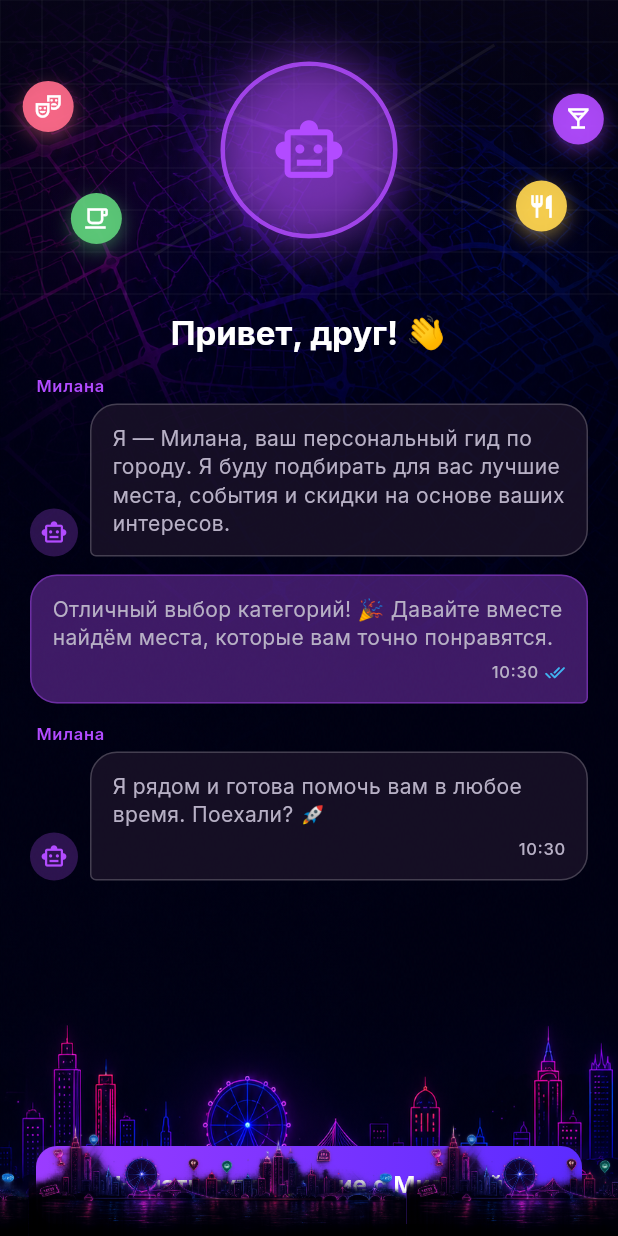
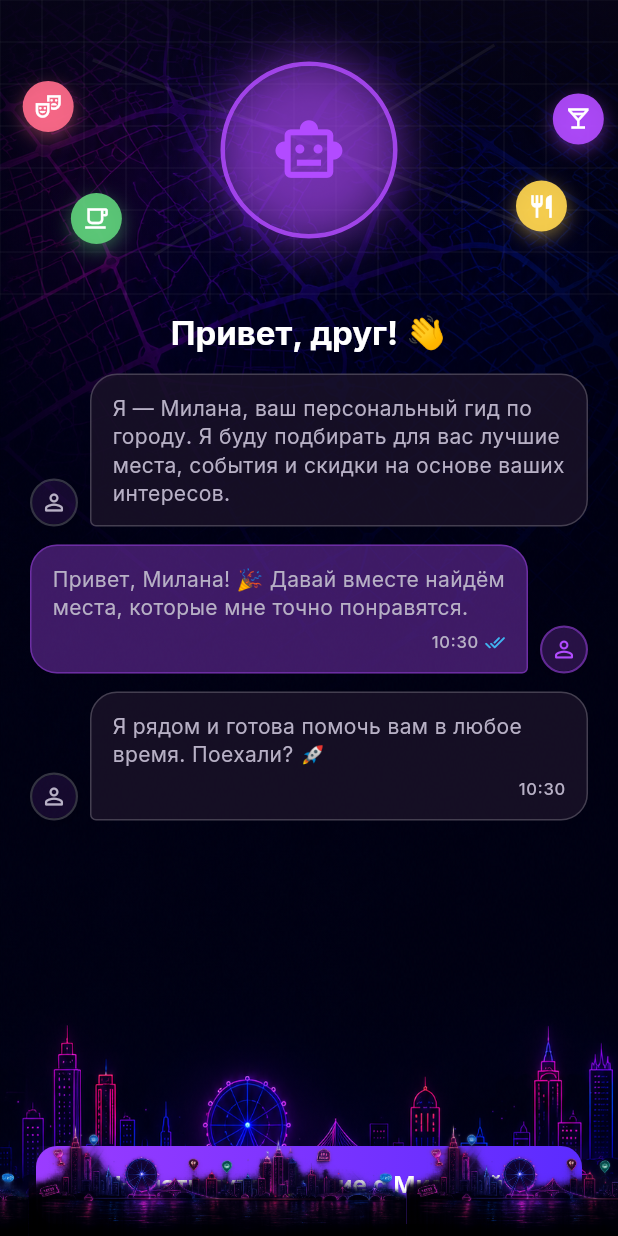
Before and after one commit to itskovichanton/city-vibe, a Flutter app: the MilanaGreetingScreen screen opened by its route, on a phone screen of 412 x 824 dp. Run offline on Flutter 3.47's test engine with Material 3 defaults, Android fonts, the phone set to English and light mode, and no system bars; our stand-ins replace cached_network_image, dio, flutter_riverpod, flutter_secure_storage, freezed_annotation, geolocator and 7 more; missing offline and left inert: talker_dio_logger; accounts and stored records are empty; network calls fail.

Commit message:
чат сделан (альфа)

```diff
--- /dev/null
+++ b/dart/flutter/lib/features/chat/domain/chat_models.dart
@@ -0,0 +1,75 @@
+import 'package:city_vibe/core/api/models/user_models.dart';
+import 'package:city_vibe/core/milana/milana_account.dart';
+
+/// Автор сообщения в чате (сокращённый профиль).
+class ChatMessageAuthor {
+  const ChatMessageAuthor({
+    required this.id,
+    required this.name,
+    this.username,
+    this.avatarUrl,
+    this.avatarLocalPath,
+  });
+
+  final int id;
+  final String name;
+  final String? username;
+  final String? avatarUrl;
+  final String? avatarLocalPath;
+
+  factory ChatMessageAuthor.fromUserProfile(
+    UserProfile profile, {
+    String? avatarLocalPath,
+  }) {
+    return ChatMessageAuthor(
+      id: profile.id,
+      name: profile.name,
+      avatarUrl: profile.avatarUrl,
+      avatarLocalPath: avatarLocalPath,
+    );
+  }
+
+  factory ChatMessageAuthor.fromMilanaAccount(MilanaAccount account) {
+    return ChatMessageAuthor(
+      id: account.profile.id,
+      name: account.name,
+      avatarUrl: account.avatarStorageKey,
+      avatarLocalPath: account.avatarLocalPath,
+    );
+  }
+}
+
+/// Сообщение в групповом чате.
+class ChatMessage {
+  const ChatMessage({
+    required this.author,
+    required this.text,
+    this.time,
+    this.showReadReceipt = false,
+  });
+
+  final ChatMessageAuthor author;
+  final String text;
+  final String? time;
+  final bool showReadReceipt;
+
+  bool isOutgoingFor(int currentUserId) => author.id == currentUserId;
+}
+
+/// Настройки отображения чата на конкретном экране.
+class ChatDisplaySettings {
+  const ChatDisplaySettings({
+    required this.showAvatars,
+    required this.showAuthorNames,
+    required this.showCurrentUserAvatar,
+  });
+
+  /// Показывать аватарки других участников (слева у входящих).
+  final bool showAvatars;
+
+  /// Подписывать имена авторов над пузырями.
+  final bool showAuthorNames;
+
+  /// Показывать аватар текущего пользователя (справа у исходящих).
+  final bool showCurrentUserAvatar;
+}
--- a/dart/flutter/lib/features/chat/presentation/widgets/chat_bubble.dart
+++ b/dart/flutter/lib/features/chat/presentation/widgets/chat_bubble.dart
@@ -2,91 +2,53 @@ import 'dart:io';
 
 import 'package:cached_network_image/cached_network_image.dart';
 import 'package:city_vibe/core/network/media_url_resolver.dart';
+import 'package:city_vibe/features/chat/domain/chat_models.dart';
 import 'package:city_vibe/theme/app_colors.dart';
 import 'package:flutter/material.dart';
 
-/// Пузырь сообщения в чате (Милана / пользователь).
+/// Пузырь сообщения в чате с автором и настройками отображения.
 class ChatBubble extends StatelessWidget {
   const ChatBubble({
     super.key,
-    required this.text,
-    this.isOutgoing = false,
-    this.senderName,
-    this.avatarUrl,
-    this.avatarLocalPath,
-    this.time,
-    this.showReadReceipt = false,
+    required this.message,
+    required this.currentUserId,
+    required this.settings,
   });
 
-  final String text;
-  final bool isOutgoing;
-  final String? senderName;
-  final String? avatarUrl;
-  final String? avatarLocalPath;
-  final String? time;
-  final bool showReadReceipt;
+  final ChatMessage message;
+  final int currentUserId;
+  final ChatDisplaySettings settings;
+
+  bool get _isOutgoing => message.isOutgoingFor(currentUserId);
 
   @override
   Widget build(BuildContext context) {
     final textTheme = Theme.of(context).textTheme;
-    final imageUrl = MediaUrlResolver.resolve(avatarUrl);
-    final localAvatar = avatarLocalPath;
-    final bubbleColor = isOutgoing
+    final author = message.author;
+    final bubbleColor = _isOutgoing
         ? AppColors.accent.withValues(alpha: 0.35)
         : AppColors.card;
-    final align = isOutgoing ? CrossAxisAlignment.end : CrossAxisAlignment.start;
+    final align =
+        _isOutgoing ? CrossAxisAlignment.end : CrossAxisAlignment.start;
     final radius = BorderRadius.only(
       topLeft: const Radius.circular(18),
       topRight: const Radius.circular(18),
-      bottomLeft: Radius.circular(isOutgoing ? 18 : 4),
-      bottomRight: Radius.circular(isOutgoing ? 4 : 18),
+      bottomLeft: Radius.circular(_isOutgoing ? 18 : 4),
+      bottomRight: Radius.circular(_isOutgoing ? 4 : 18),
     );
+    final showIncomingAvatar = settings.showAvatars && !_isOutgoing;
+    final showOutgoingAvatar =
+        settings.showCurrentUserAvatar && _isOutgoing;
+    final showName = settings.showAuthorNames;
 
-    return Padding(
-      padding: const EdgeInsets.only(bottom: 12),
-      child: Column(
-        crossAxisAlignment: align,
-        children: [
-          if (senderName != null && !isOutgoing)
-            Padding(
-              padding: const EdgeInsets.only(left: 4, bottom: 4),
-              child: Text(
-                senderName!,
-                style: textTheme.labelSmall?.copyWith(
-                  color: AppColors.accent,
-                  fontWeight: FontWeight.w600,
-                ),
-              ),
-            ),
-          Row(
-            mainAxisAlignment:
-                isOutgoing ? MainAxisAlignment.end : MainAxisAlignment.start,
-            crossAxisAlignment: CrossAxisAlignment.end,
-            children: [
-              if (!isOutgoing) ...[
-                CircleAvatar(
-                  radius: 16,
-                  backgroundColor: AppColors.accent.withValues(alpha: 0.25),
-                  backgroundImage: _avatarImage(localAvatar, imageUrl),
-                  child: _avatarImage(localAvatar, imageUrl) == null
-                      ? Icon(
-                          Icons.smart_toy_outlined,
-                          size: 18,
-                          color: AppColors.accent,
-                        )
-                      : null,
-                ),
-                const SizedBox(width: 8),
-              ],
-              Flexible(
+    final bubble = Flexible(
       child: Container(
-                  padding:
-                      const EdgeInsets.symmetric(horizontal: 14, vertical: 12),
+        padding: const EdgeInsets.symmetric(horizontal: 14, vertical: 12),
         decoration: BoxDecoration(
           color: bubbleColor,
           borderRadius: radius,
           border: Border.all(
-                      color: isOutgoing
+            color: _isOutgoing
                 ? AppColors.accent.withValues(alpha: 0.4)
                 : AppColors.cardBorder,
           ),
@@ -94,8 +56,8 @@ class ChatBubble extends StatelessWidget {
         child: Column(
           crossAxisAlignment: CrossAxisAlignment.start,
           children: [
-                      Text(text, style: textTheme.bodyMedium),
-                      if (time != null) ...[
+            Text(message.text, style: textTheme.bodyMedium),
+            if (message.time != null) ...[
               const SizedBox(height: 6),
               Align(
                 alignment: Alignment.bottomRight,
@@ -103,20 +65,18 @@ class ChatBubble extends StatelessWidget {
                   mainAxisSize: MainAxisSize.min,
                   children: [
                     Text(
-                                time!,
+                      message.time!,
                       style: textTheme.labelSmall?.copyWith(
                         color: AppColors.textSecondary,
                         fontSize: 11,
                       ),
                     ),
-                              if (showReadReceipt) ...[
+                    if (message.showReadReceipt) ...[
                       const SizedBox(width: 4),
                       Icon(
                         Icons.done_all_rounded,
                         size: 14,
-                                  color: Colors.lightBlueAccent.withValues(
-                                    alpha: 0.9,
-                                  ),
+                        color: Colors.lightBlueAccent.withValues(alpha: 0.9),
                       ),
                     ],
                   ],
@@ -126,10 +86,114 @@ class ChatBubble extends StatelessWidget {
           ],
         ),
       ),
+    );
+
+    final avatar = _ChatMessageAvatar(
+      author: author,
+      isOutgoing: _isOutgoing,
+    );
+
+    return Padding(
+      padding: const EdgeInsets.only(bottom: 12),
+      child: Column(
+        crossAxisAlignment: align,
+        children: [
+          if (showName)
+            Padding(
+              padding: EdgeInsets.only(
+                left: _isOutgoing ? 0 : 4,
+                right: _isOutgoing ? 4 : 0,
+                bottom: 4,
+              ),
+              child: Text(
+                author.name,
+                style: textTheme.labelSmall?.copyWith(
+                  color: AppColors.accent,
+                  fontWeight: FontWeight.w600,
+                ),
+              ),
+            ),
+          Row(
+            mainAxisAlignment: _isOutgoing
+                ? MainAxisAlignment.end
+                : MainAxisAlignment.start,
+            crossAxisAlignment: CrossAxisAlignment.end,
+            children: [
+              if (showIncomingAvatar) ...[
+                avatar,
+                const SizedBox(width: 8),
+              ],
+              bubble,
+              if (showOutgoingAvatar) ...[
+                const SizedBox(width: 8),
+                avatar,
+              ],
+            ],
           ),
         ],
       ),
+    );
+  }
+}
+
+class _ChatMessageAvatar extends StatelessWidget {
+  const _ChatMessageAvatar({
+    required this.author,
+    required this.isOutgoing,
+  });
+
+  static const _radius = 16.0;
+
+  final ChatMessageAuthor author;
+  final bool isOutgoing;
+
+  @override
+  Widget build(BuildContext context) {
+    final imageUrl = MediaUrlResolver.resolve(author.avatarUrl);
+    final image = _avatarImage(author.avatarLocalPath, imageUrl);
+
+    return Container(
+      width: _radius * 2,
+      height: _radius * 2,
+      decoration: BoxDecoration(
+        shape: BoxShape.circle,
+        border: Border.all(
+          color: isOutgoing
+              ? AppColors.accent.withValues(alpha: 0.55)
+              : AppColors.cardBorder,
+          width: 1.5,
+        ),
+        boxShadow: [
+          BoxShadow(
+            color: Colors.black.withValues(alpha: 0.12),
+            blurRadius: 6,
+            offset: const Offset(0, 2),
+          ),
         ],
+      ),
+      child: ClipOval(
+        child: image != null
+            ? Image(
+                image: image,
+                width: _radius * 2,
+                height: _radius * 2,
+                fit: BoxFit.cover,
+                errorBuilder: (_, __, ___) => _fallback(),
+              )
+            : _fallback(),
+      ),
+    );
+  }
+
+  Widget _fallback() {
+    return ColoredBox(
+      color: isOutgoing
+          ? AppColors.accent.withValues(alpha: 0.22)
+          : AppColors.accent.withValues(alpha: 0.12),
+      child: Icon(
+        Icons.person_outline_rounded,
+        size: 18,
+        color: isOutgoing ? AppColors.accent : AppColors.textSecondary,
       ),
     );
   }
--- a/dart/flutter/lib/features/onboarding/presentation/milana_greeting_screen.dart
+++ b/dart/flutter/lib/features/onboarding/presentation/milana_greeting_screen.dart
@@ -1,9 +1,11 @@
+import 'package:city_vibe/core/api/models/user_models.dart';
 import 'package:city_vibe/core/milana/milana_account.dart';
 import 'package:city_vibe/core/router/app_router.dart';
 import 'package:city_vibe/core/user/user_providers.dart';
 import 'package:city_vibe/features/auth/presentation/widgets/login_background.dart';
 import 'package:city_vibe/features/auth/presentation/widgets/scrolling_city_decor_bar.dart';
 import 'package:city_vibe/features/auth/presentation/widgets/gradient_button.dart';
+import 'package:city_vibe/features/chat/domain/chat_models.dart';
 import 'package:city_vibe/features/chat/presentation/widgets/chat_bubble.dart';
 import 'package:city_vibe/features/onboarding/onboarding_providers.dart';
 import 'package:city_vibe/features/onboarding/presentation/widgets/milana_hero_header.dart';
@@ -53,6 +55,7 @@ class MilanaGreetingScreen extends ConsumerWidget {
                 Expanded(
                   child: _ChatBody(
                     milana: milana,
+                    user: user,
                     timeLabel: timeLabel,
                     loadingMilana: milanaAsync.isLoading,
                   ),
@@ -87,19 +90,31 @@ class MilanaGreetingScreen extends ConsumerWidget {
 class _ChatBody extends StatelessWidget {
   const _ChatBody({
     required this.milana,
+    required this.user,
     required this.timeLabel,
     required this.loadingMilana,
   });
 
+  static const _settings = ChatDisplaySettings(
+    showAvatars: true,
+    showAuthorNames: false,
+    showCurrentUserAvatar: true,
+  );
+
   final MilanaAccount? milana;
+  final UserProfile? user;
   final String timeLabel;
   final bool loadingMilana;
 
   @override
   Widget build(BuildContext context) {
-    final milanaName = milana?.name ?? 'Милана';
-    final avatarLocalPath = milana?.avatarLocalPath;
-    final avatarStorageKey = milana?.avatarStorageKey;
+    final currentUserId = user?.id ?? 0;
+    final milanaAuthor = milana != null
+        ? ChatMessageAuthor.fromMilanaAccount(milana!)
+        : const ChatMessageAuthor(id: 40, name: 'Милана');
+    final userAuthor = user != null
+        ? ChatMessageAuthor.fromUserProfile(user!)
+        : const ChatMessageAuthor(id: 0, name: 'Вы');
 
     return ListView(
       padding: const EdgeInsets.fromLTRB(20, 0, 20, MilanaGreetingScreen._bottomReserve),
@@ -116,28 +131,36 @@ class _ChatBody extends StatelessWidget {
             ),
           ),
         ChatBubble(
-          senderName: milanaName,
-          avatarUrl: avatarStorageKey,
-          avatarLocalPath: avatarLocalPath,
-          text:
-              'Я — $milanaName, ваш персональный гид по городу. '
-              'Я буду подбирать для вас лучшие места, события и скидки '
-              'на основе ваших интересов.',
+          message: ChatMessage(
+            author: milanaAuthor,
+            text:
+                'Я — ${milanaAuthor.name}, ваш персональный гид по городу. '
+                'Я буду подбирать для вас лучшие места, события и скидки '
+                'на основе ваших интересов.',
+          ),
+          currentUserId: currentUserId,
+          settings: _settings,
         ),
         ChatBubble(
-          isOutgoing: true,
-          showReadReceipt: true,
-          text:
-              'Отличный выбор категорий! 🎉 '
-              'Давайте вместе найдём места, которые вам точно понравятся.',
-          time: timeLabel,
+          message: ChatMessage(
+            author: userAuthor,
+            text:
+                'Привет, Милана! 🎉 '
+                'Давай вместе найдём места, которые мне точно понравятся.',
+            time: timeLabel,
+            showReadReceipt: true,
+          ),
+          currentUserId: currentUserId,
+          settings: _settings,
         ),
         ChatBubble(
-          senderName: milanaName,
-          avatarUrl: avatarStorageKey,
-          avatarLocalPath: avatarLocalPath,
-          text: 'Я рядом и готова помочь вам в любое время. Поехали? 🚀',
-          time: timeLabel,
+          message: ChatMessage(
+            author: milanaAuthor,
+            text: 'Я рядом и готова помочь вам в любое время. Поехали? 🚀',
+            time: timeLabel,
+          ),
+          currentUserId: currentUserId,
+          settings: _settings,
         ),
       ],
     );
```
Also changed, not shown: 1 other file. Lines whose indentation alone changed are shown as unchanged.
